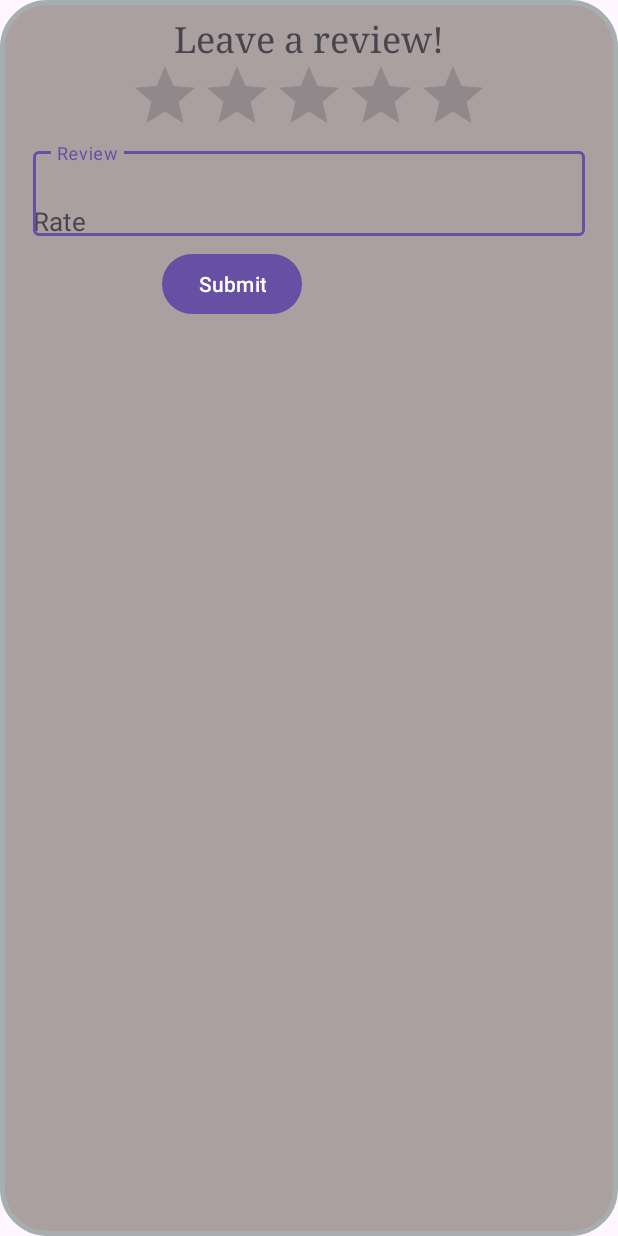
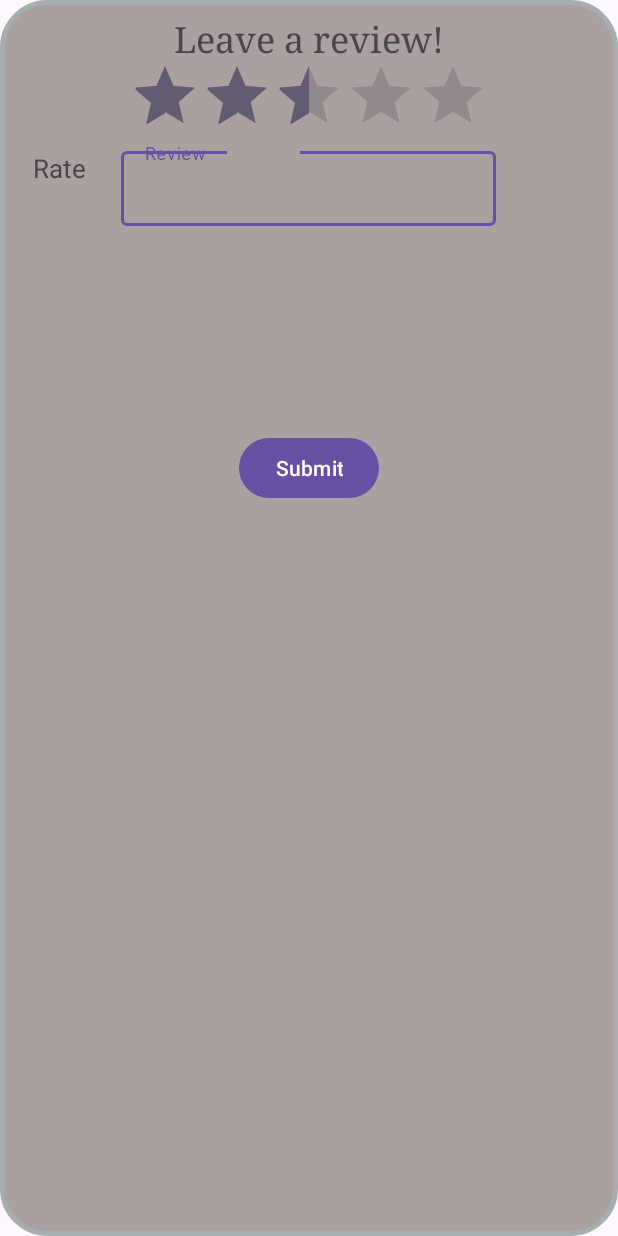
Before and after one commit to NabilAldihni/Group21Project, an Android app: the layout fragment_popup.xml on its own in the app's theme, with its tools: preview values and no code run, on a phone screen of 412 x 824 dp. Run offline under Robolectric (Android 15) with nearby library versions, the phone set to English and light mode, and no system bars.

```diff
--- a/app/src/main/res/drawable/layout_bg.xml
+++ b/app/src/main/res/drawable/layout_bg.xml
@@ -3,5 +3,5 @@
     <solid android:color="#AAA0A0"/>
     <stroke android:width="3dp" android:color="#A7AEAF" />
     <corners android:radius="30dp"/>
-    <padding android:left="0dp" android:top="0dp" android:right="0dp" android:bottom="0dp" />
+    <padding android:left="0dp" android:top="0dp" android:right="0dp" android:bottom="25dp" />
 </shape>
--- a/app/src/main/res/layout/fragment_popup.xml
+++ b/app/src/main/res/layout/fragment_popup.xml
@@ -38,7 +38,7 @@
         android:layout_centerHorizontal="false"
         android:gravity="left"
         android:layout_marginLeft="22dp"
-        android:layout_marginTop="135dp"
+        android:layout_marginTop="100dp"
         android:layout_marginBottom="25dp"
         android:layout_marginRight="22dp"
         />
@@ -51,6 +51,7 @@
         android:gravity="center"
         android:layout_marginLeft="22dp"
         android:layout_marginTop="40dp"
+        android:rating="2.5"
         android:layout_marginRight="22dp"/>
 
     <com.google.android.material.textfield.TextInputLayout
@@ -64,8 +65,8 @@
 
         <com.google.android.material.textfield.TextInputEditText
             android:id="@+id/textReviewInputEventsAttended"
-            android:layout_width="match_parent"
-            android:layout_height="wrap_content"
+            android:layout_width="250dp"
+            android:layout_height="50dp"
             android:hint="Review" />
     </com.google.android.material.textfield.TextInputLayout>
 
@@ -73,11 +74,11 @@
         android:id="@+id/popUpSubmitButton"
         android:layout_width="wrap_content"
         android:layout_height="wrap_content"
-        android:text="Submit"
-        android:layout_marginTop="165dp"
-        android:layout_marginLeft="108dp"/>
-
-
+        android:layout_centerHorizontal="true"
+        android:layout_marginStart="108dp"
+        android:layout_marginTop="288dp"
+        android:layout_marginEnd="108dp"
+        android:text="Submit" />
 
 
 </RelativeLayout>
```
Also changed, not shown: app/src/main/java/com/example/group21project/EventListViewHolder.java (+12 -5 lines).
